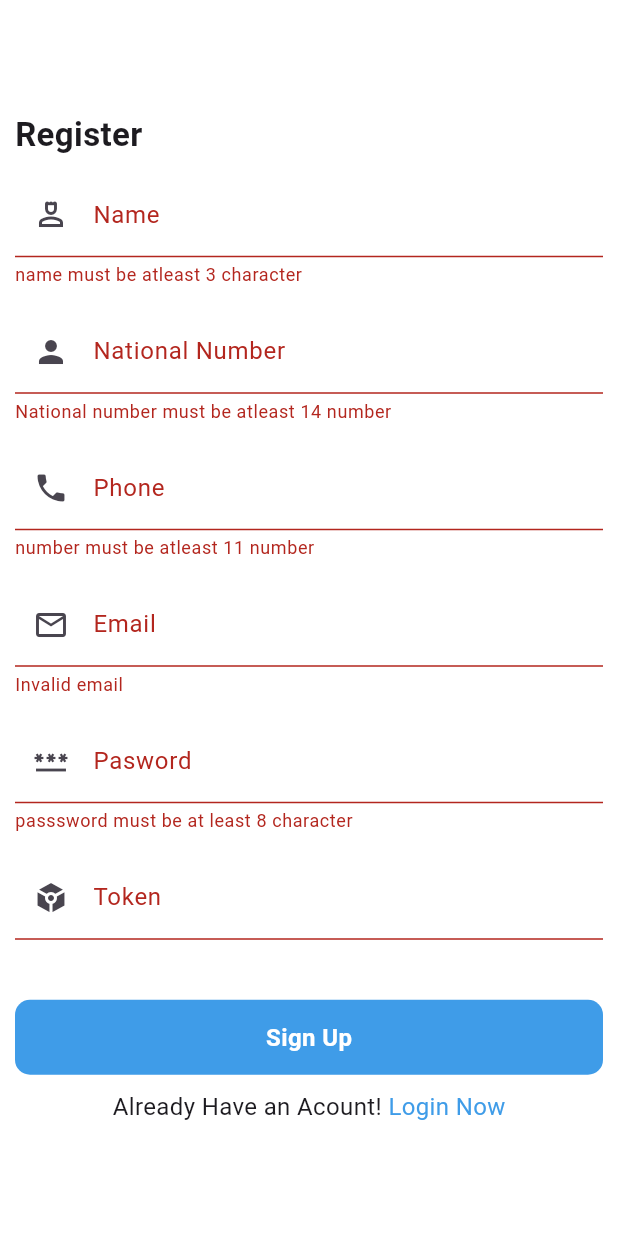
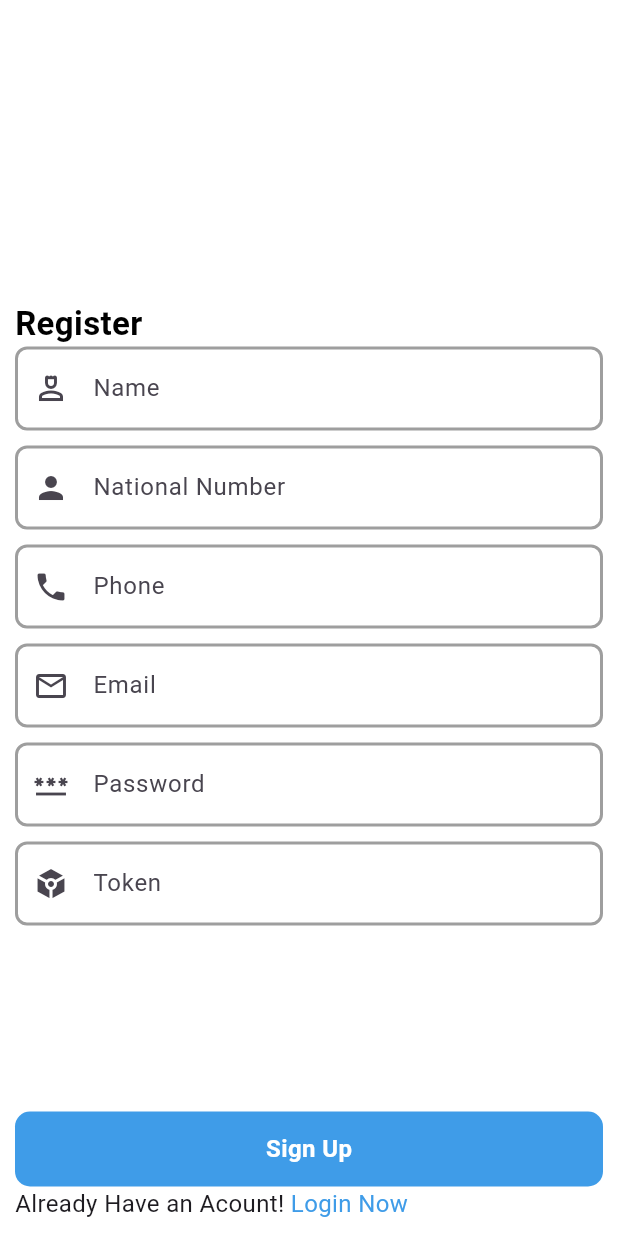
Before and after one commit to mawdaelmogy2022/login_register, a Flutter app: the screen it shows after launch, after a tap on "Register Now", on a phone screen of 412 x 824 dp. Run offline on Flutter 3.47's test engine with Material 3 defaults, Android fonts, the phone set to English and light mode, and no system bars.

```diff
--- /dev/null
+++ b/lib/core/style/Textstyle_app.dart
@@ -0,0 +1,11 @@
+import 'package:chat_app/core/style/colors_app.dart';
+import 'package:flutter/material.dart';
+
+TextStyle textStyle22black() {
+  return const TextStyle(
+      fontSize: 22, fontWeight: FontWeight.w600, color: ColorsApp.blackcolor);
+}
+
+TextStyle textStyle16blue() {
+  return const TextStyle(color: ColorsApp.blueColor, fontSize: 16);
+}
--- /dev/null
+++ b/lib/core/style/list_app.dart
@@ -0,0 +1,113 @@
+ import 'package:chat_app/core/style/textfield_controller.dart';
+import 'package:chat_app/models/textfield_model.dart';
+import 'package:flutter/material.dart';
+
+class ListApp {
+
+  static List<TextfieldModel> listRegister = [
+  TextfieldModel(
+      controller: TextfieldController.name,
+      validator: (val) {
+        if (val == null || val.length < 3) {
+          return 'name must be atleast 3 character';
+        } else {
+          return null;
+        }
+      },
+      hintText: 'Enter your name',
+      label: "Name",
+      icon: const Icon(Icons.person_4_outlined)),
+  TextfieldModel(
+      validator: (val) {
+        if (val == null || val.length < 14) {
+          return 'National number must be atleast 14 number';
+        } else {
+          return null;
+        }
+      },
+      controller: TextfieldController.nationalId,
+      hintText: 'Enter your national Number  ',
+      label: "National Number",
+      icon: const Icon(Icons.person)),
+  TextfieldModel(
+      validator: (val) {
+        if (val == null || val.length < 11) {
+          return "number must be atleast 11 number";
+        } else {
+          return null;
+        }
+      },
+      controller: TextfieldController.phone,
+      hintText: 'Enter your phone',
+      icon: const Icon(Icons.phone),
+      label: "Phone"),
+  TextfieldModel(
+      validator: (val) {
+        if (val == null || !RegExp(r'^[^@]+@[^@]+\.[^@]+').hasMatch(val)) {
+          return "Invalid email";
+        } else {
+          return null;
+        }
+      },
+      controller: TextfieldController.email,
+      hintText: 'Enter your Email',
+      icon: const Icon(Icons.email_outlined),
+      label: "Email"),
+  TextfieldModel(
+      validator: (val) {
+        if (val == null || val.length < 8) {
+          return 'passsword must be at least 8 character';
+        } else {
+          return null;
+        }
+      },
+      controller: TextfieldController.password,
+      hintText: 'Enter your password',
+      icon: const Icon(Icons.password_outlined),
+      label: "Password"),
+  TextfieldModel(
+      controller: TextfieldController.token,
+      validator: (val) {
+        if (val == null || val.length < 5) {
+          return "token must be at least 5 character ";
+        } else {
+          return null;
+        }
+      },
+      hintText: 'Enter your token',
+      label: "Token",
+      icon: const Icon(Icons.token)),
+];
+
+
+
+
+
+  static  List<TextfieldModel> listLogin = [
+    TextfieldModel(
+      validator: (val) {
+        if (val == null || !RegExp(r'^[^@]+@[^@]+\.[^@]+').hasMatch(val)) {
+          return "Invalid email";
+        } else {
+          return null;
+        }
+      },
+      controller: TextfieldController.email,
+      hintText: 'Enter your Email',
+      icon: const Icon(Icons.email_outlined),
+      label: "Email"),
+  TextfieldModel(
+      validator: (val) {
+        if (val == null || val.length < 8) {
+          return 'passsword must be at least 8 character';
+        } else {
+          return null;
+        }
+      },
+      controller: TextfieldController.password,
+      hintText: 'Enter your password',
+      icon: const Icon(Icons.password_outlined),
+      label: "Password"),
+];
+
+ }
--- /dev/null
+++ b/lib/core/style/textfield_controller.dart
@@ -0,0 +1,10 @@
+
+import 'package:flutter/material.dart';
+class TextfieldController {
+ static TextEditingController name = TextEditingController();
+  static TextEditingController nationalId = TextEditingController();
+  static TextEditingController email = TextEditingController();
+  static TextEditingController password = TextEditingController();
+  static TextEditingController phone = TextEditingController();
+  static TextEditingController token = TextEditingController();
+}
--- /dev/null
+++ b/lib/core/widget/custom_textfield.dart
@@ -0,0 +1,29 @@
+import 'package:chat_app/core/style/border_textfield.dart';
+import 'package:chat_app/core/style/colors_app.dart';
+import 'package:chat_app/models/textfield_model.dart';
+import 'package:flutter/material.dart';
+
+class CustomTextfield extends StatelessWidget {
+  const CustomTextfield(
+      {super.key,
+    required this.textfieldModel});
+  final  TextfieldModel textfieldModel;
+  @override
+  Widget build(BuildContext context) {
+    return Column(
+      children: [
+        TextFormField(
+          validator: textfieldModel.validator,
+          decoration: InputDecoration(
+              hintText: textfieldModel.hintText,
+              label: Text(textfieldModel.label),
+              prefixIcon: textfieldModel.icon,
+              enabledBorder: borderTextfield(raduis: 8, color: ColorsApp.greyColor),
+              focusedBorder:
+                  borderTextfield(raduis: 8, color: ColorsApp.blueColor)),
+        ),
+     const SizedBox(height: 10),
+      ],
+    );
+  }
+}
--- /dev/null
+++ b/lib/features/login/views/screen/login_screen.dart
@@ -0,0 +1,97 @@
+import 'package:chat_app/core/style/Textstyle_app.dart';
+import 'package:chat_app/core/style/colors_app.dart';
+import 'package:chat_app/core/style/image_app.dart';
+import 'package:chat_app/core/style/list_app.dart';
+import 'package:chat_app/core/style/string_app.dart';
+import 'package:chat_app/core/style/textfield_controller.dart';
+import 'package:chat_app/core/widget/custom_textfield.dart';
+import 'package:chat_app/features/register/views/screen/register_screen.dart';
+import 'package:chat_app/core/widget/custom_button.dart';
+
+
+import 'package:flutter/material.dart';
+
+class LoginScreen extends StatefulWidget {
+  const LoginScreen({super.key});
+  static String id = "LOGIN";
+
+  @override
+  State<LoginScreen> createState() => _LoginScreenState();
+}
+
+class _LoginScreenState extends State<LoginScreen> {
+
+  static GlobalKey<FormState> formstate = GlobalKey();
+  @override
+  void dispose() {
+    TextfieldController.email.dispose();
+    TextfieldController.password.dispose();
+    super.dispose();
+  }
+
+  @override
+  Widget build(BuildContext context) {
+    return Scaffold(
+      backgroundColor: ColorsApp.whiteColor,
+      body:
+       Padding(
+          padding: const EdgeInsets.all(10.0),
+          child: Form(
+            key: formstate,
+            child: Column(
+              children: [
+              Image.asset(ImageApp.imageLogin),
+                Row(
+                  mainAxisAlignment: MainAxisAlignment.start,
+                  children: [
+                    Text(
+                      StringApp.loginName,
+                      style: textStyle22black()
+                    ),
+                  ],
+                ),
+                SizedBox(
+                  height: 200,
+                  child: ListView.builder(
+                    itemCount: ListApp.listLogin.length,
+                    itemBuilder: (context, index) {
+                    return  CustomTextfield(
+                      textfieldModel: ListApp.listLogin[index],
+                          ) ;
+                  }),
+                ),
+                  CustomButton(
+                ontap: () {
+                  if (formstate.currentState!.validate()) {
+                    Navigator.pop(context);
+                  } else {
+                    print('Not valid');
+                  }
+                },
+                title: 'Login',
+              ),
+              Row(
+                  mainAxisAlignment: MainAxisAlignment.center,
+                  children: [
+                    const Text(
+                      "Don't have an account ?",
+                      style: TextStyle(fontSize: 16),
+                    ),
+                    InkWell(
+                        onTap: () {
+                          Navigator.pushNamed(context, RegisterScreen.id);
+                        },
+                        child:  Text(
+                          'Register Now',
+                          style: textStyle16blue(),
+                        )),
+                  ],
+                ),
+
+              ],
+            ),
+          ),
+        ),
+    );
+  }
+}
--- a/lib/features/login/views/screens/login_screen.dart
+++ /dev/null
@@ -1,123 +0,0 @@
-import 'package:chat_app/core/style/colors_app.dart';
-import 'package:chat_app/core/style/image_app.dart';
-import 'package:chat_app/core/style/string_app.dart';
-import 'package:chat_app/features/login/views/screens/register_screen.dart';
-import 'package:chat_app/features/login/views/widget/custom_button.dart';
-import 'package:chat_app/features/login/views/widget/custom_textfield.dart';
-import 'package:flutter/material.dart';
-
-class LoginScreen extends StatefulWidget {
-  const LoginScreen({super.key});
-  static String id = "LOGIN";
-
-  @override
-  State<LoginScreen> createState() => _LoginScreenState();
-}
-
-class _LoginScreenState extends State<LoginScreen> {
-  static TextEditingController email = TextEditingController();
-  static TextEditingController password = TextEditingController();
-  static GlobalKey<FormState> formstate = GlobalKey();
-  @override
-  void dispose() {
-    email.dispose();
-    password.dispose();
-    super.dispose();
-  }
-
-  @override
-  Widget build(BuildContext context) {
-    return Scaffold(
-      backgroundColor: ColorsApp.whiteColor,
-      body: SingleChildScrollView(
-        child: Padding(
-          padding: const EdgeInsets.all(10.0),
-          child: Form(
-            key: formstate,
-            child: Column(
-              children: [
-                Image.asset(ImageApp.imageLogin),
-                const SizedBox(
-                  height: 10,
-                ),
-                const Row(
-                  mainAxisAlignment: MainAxisAlignment.start,
-                  children: [
-                    Text(
-                      StringApp.loginName,
-                      style: TextStyle(
-                          fontSize: 22,
-                          fontWeight: FontWeight.w600,
-                          color: ColorsApp.blackcolor),
-                    ),
-                  ],
-                ),
-                const SizedBox(
-                  height: 10,
-                ),
-                CustomTextfield(
-                    controller: email,
-                    validator: (val) {
-                      if (val == null ||
-                          !RegExp(r'^[^@]+@[^@]+\.[^@]+').hasMatch(val)) {
-                        return "Invalid email";
-                      } else {
-                        return null;
-                      }
-                    },
-                    hintText: 'Enter your mail',
-                    label: "Email",
-                    icon: Icon(Icons.email_outlined)),
-                const SizedBox(
-                  height: 15,
-                ),
-                CustomTextfield(
-                    controller: password,
-                    validator: (val) {
-                      if (val == null || val.length < 8) {
-                        return 'passsword must be at least 8 character';
-                      } else {
-                        return null;
-                      }
-                    },
-                    hintText: 'Enter your password',
-                    label: "Password",
-                    icon: Icon(Icons.password_outlined)),
-                const SizedBox(height: 20),
-                CustomButton(
-                  title: "Login",
-                  ontap: () {
-                    if (formstate.currentState!.validate()) {
-                      Navigator.pushNamed(context, RegisterScreen.id);
-                    } else {
-                      print('Not valid');
-                    }
-                  },
-                ),
-                const SizedBox(height: 10),
-                Row(
-                  mainAxisAlignment: MainAxisAlignment.center,
-                  children: [
-                    const Text(
-                      "Don't have an account ?",
-                      style: TextStyle(fontSize: 16),
-                    ),
-                    InkWell(
-                        onTap: () {
-                          Navigator.pushNamed(context, RegisterScreen.id);
-                        },
-                        child: const Text(
-                          'Register Now',
-                          style: TextStyle(
-                              color: ColorsApp.blueColor, fontSize: 16),
-                        )),
-                  ],
-                ),
-              ],
-            ),
-          ),
-        ),
-      ),
-    );
-  }
-}
--- a/lib/features/login/views/widget/custom_textfield.dart
+++ /dev/null
@@ -1,31 +0,0 @@
-import 'package:chat_app/core/style/border_textfield.dart';
-import 'package:chat_app/core/style/colors_app.dart';
-import 'package:flutter/material.dart';
-
-class CustomTextfield extends StatelessWidget {
-  const CustomTextfield(
-      {super.key,
-      required this.hintText,
-      required this.label,
-      required this.icon,
-      required this.validator,required this.controller});
-  final String hintText;
-  final String label;
-  final Icon icon;
-  final String? Function(String?)? validator;
-  final TextEditingController controller;
-  @override
-  Widget build(BuildContext context) {
-    return TextFormField(
-      autovalidateMode: AutovalidateMode.always,
-      validator: validator,
-      decoration: InputDecoration(
-          hintText: hintText,
-          label: Text(label),
-          prefixIcon: icon,
-          enabledBorder: borderTextfield(raduis: 8, color: ColorsApp.greyColor),
-          focusedBorder:
-              borderTextfield(raduis: 8, color: ColorsApp.blueColor)),
-    );
-  }
-}
--- a/lib/features/login/views/screens/register_screen.dart
+++ b/lib/features/register/views/screen/register_screen.dart
@@ -1,7 +1,10 @@
+import 'package:chat_app/core/style/Textstyle_app.dart';
 import 'package:chat_app/core/style/colors_app.dart';
+import 'package:chat_app/core/style/list_app.dart';
 import 'package:chat_app/core/style/string_app.dart';
-import 'package:chat_app/features/login/views/widget/custom_button.dart';
-import 'package:chat_app/features/login/views/widget/custom_textfield.dart';
+import 'package:chat_app/core/style/textfield_controller.dart';
+import 'package:chat_app/core/widget/custom_button.dart';
+import 'package:chat_app/core/widget/custom_textfield.dart';
 import 'package:flutter/material.dart';
 
 class RegisterScreen extends StatefulWidget {
@@ -13,29 +16,82 @@ class RegisterScreen extends StatefulWidget {
 }
 
 class _RegisterScreenState extends State<RegisterScreen> {
-  static TextEditingController name = TextEditingController();
-  static TextEditingController nationalId = TextEditingController();
-  static TextEditingController email = TextEditingController();
-  static TextEditingController password = TextEditingController();
-  static TextEditingController phone = TextEditingController();
-  static TextEditingController token = TextEditingController();
   static GlobalKey<FormState> formstate = GlobalKey();
   @override
   void dispose() {
-    name.dispose();
-    nationalId.dispose();
-    email.dispose();
-    password.dispose();
-    phone.dispose();
-    token.dispose();
+    TextfieldController.name.dispose();
+    TextfieldController.nationalId.dispose();
+    TextfieldController.phone.dispose();
+    TextfieldController.email.dispose();
+    TextfieldController.password.dispose();
+    TextfieldController.token.dispose();
     super.dispose();
   }
 
   @override
   Widget build(BuildContext context) {
     return Scaffold(
-      backgroundColor: Colors.white,
-      body: Padding(
+        backgroundColor: Colors.white,
+        body: Padding(
+          padding: const EdgeInsets.all(10.0),
+          child: Form(
+            key: formstate,
+            child: Column(
+              children: [
+              const  Spacer(),
+              Row(
+                mainAxisAlignment: MainAxisAlignment.start,
+                children: [
+                  Text(
+                    StringApp.registerName,
+                    style: textStyle22black(),
+                  ),
+                ],
+              ),
+                SizedBox(
+                  height: 500,
+                  child: ListView.builder(
+                    itemCount: ListApp.listRegister.length,
+                    itemBuilder: (context, index) {
+                    return  CustomTextfield(
+                      textfieldModel: ListApp.listRegister[index],
+                          ) ;
+                  }),
+                ),
+              const  SizedBox(height: 10),
+                  CustomButton(
+                ontap: () {
+                  if (formstate.currentState!.validate()) {
+                    Navigator.pop(context);
+                  } else {
+                    print('Not valid');
+                  }
+                },
+                title: 'Sign Up',
+              ),
+                Row(
+                mainAxisAlignment: MainAxisAlignment.center,
+                children: [
+                  const Text(
+                    'Already Have an Acount! ',
+                    style: TextStyle(fontSize: 16),
+                  ),
+                  InkWell(
+                      onTap: () {
+                        Navigator.pop(context);
+                      },
+                      child:  Text(
+                        'Login Now',
+                        style:
+                          textStyle16blue(),
+                      )),
+              Spacer(),
+              ],
+            ),
+         ] ),
+        ),
+
+        /* Padding(
         padding: const EdgeInsets.all(10.0),
         child: Form(
           key: formstate,
@@ -168,7 +224,7 @@ class _RegisterScreenState extends State<RegisterScreen> {
             ],
           ),
         ),
-      ),
-    );
+      ),*/
+     ) );
   }
 }
--- a/lib/main.dart
+++ b/lib/main.dart
@@ -1,5 +1,5 @@
-import 'package:chat_app/features/login/views/screens/login_screen.dart';
-import 'package:chat_app/features/login/views/screens/register_screen.dart';
+import 'package:chat_app/features/login/views/screen/login_screen.dart';
+import 'package:chat_app/features/register/views/screen/register_screen.dart';
 import 'package:flutter/material.dart';
 
 void main() {
--- /dev/null
+++ b/lib/models/textfield_model.dart
@@ -0,0 +1,16 @@
+import 'package:flutter/material.dart';
+
+class TextfieldModel {
+  final String hintText;
+  final String label;
+  final Icon icon;
+  final String? Function(String?)? validator;
+  final TextEditingController controller;
+
+  TextfieldModel(
+      {required this.validator,
+      required this.controller,
+      required this.hintText,
+      required this.icon,
+      required this.label});
+}
```
Also changed, not shown: lib/core/style/textstyle.dart (deleted), lib/core/widget/custom_button.dart (renamed from lib/features/login/views/widget/custom_button.dart).
